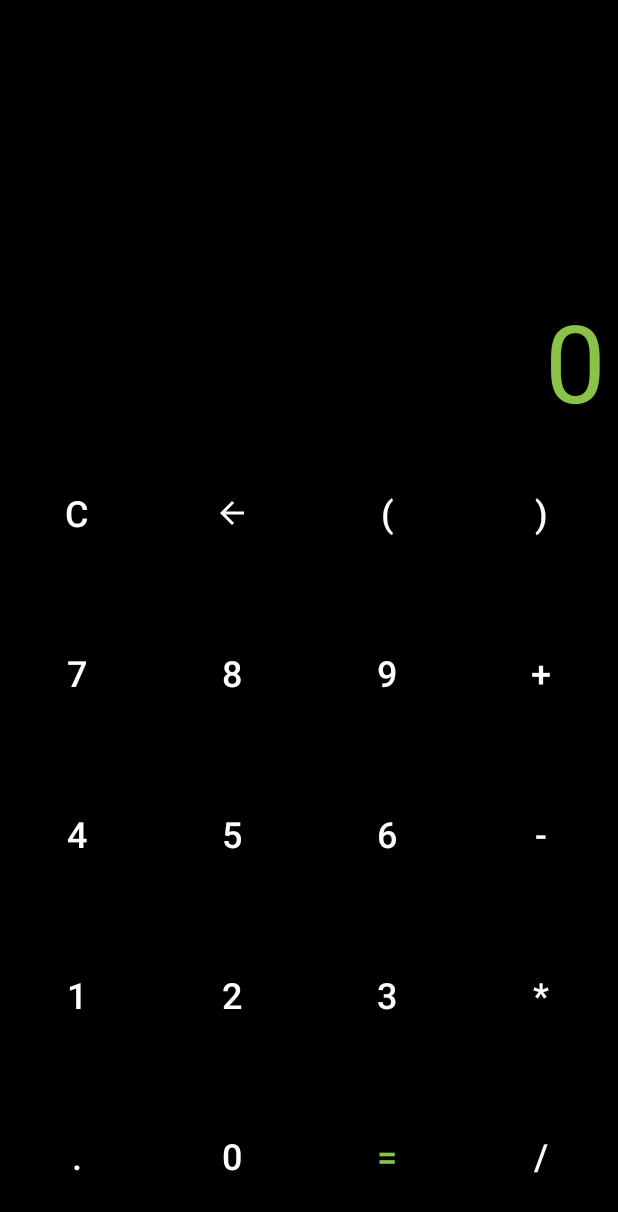
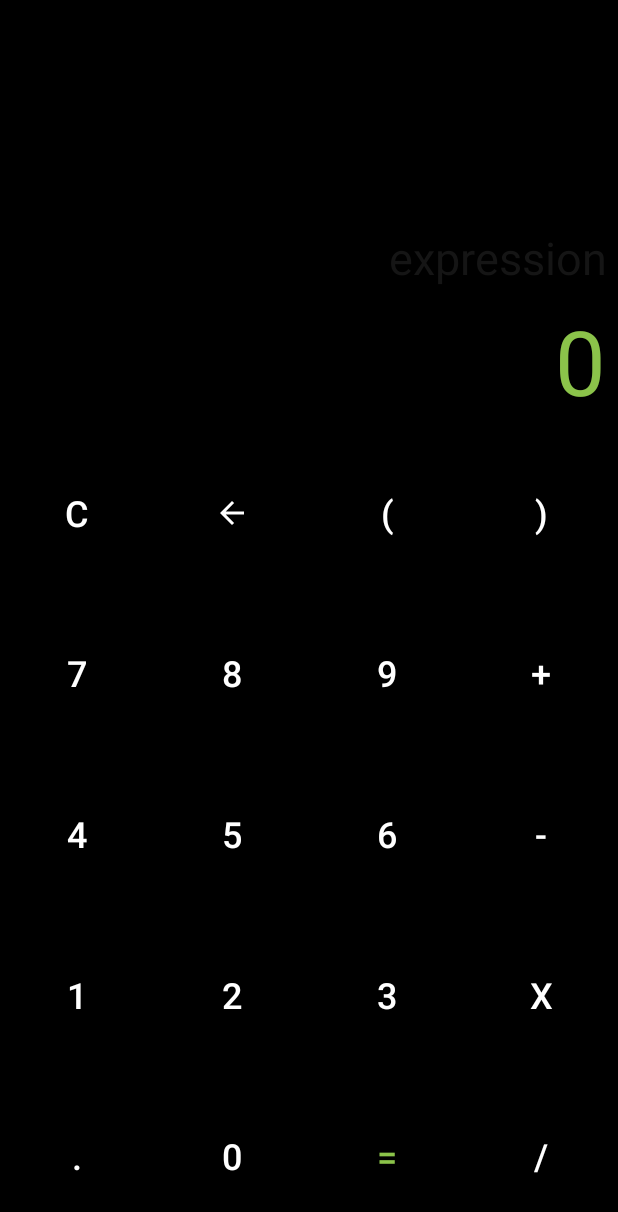
Before and after one commit to raininforest/Calculator, an Android app: the screen it shows after launch (MainActivity), on a phone screen of 412 x 824 dp. Shown: the top 1212 px of the screen. Run offline under Robolectric (Android 15) with nearby library versions, the phone set to English and light mode, and no system bars.

Commit message:
gui fixes

```diff
--- a/app/src/main/res/layout/activity_main.xml
+++ b/app/src/main/res/layout/activity_main.xml
@@ -9,42 +9,6 @@
     android:padding="0dp"
     tools:context=".MainActivity">
 
-    <TextView
-        android:id="@+id/expressionTextView"
-        android:layout_width="0dp"
-        android:layout_height="wrap_content"
-        android:layout_marginStart="@dimen/default_margin"
-        android:layout_marginEnd="@dimen/default_margin"
-        android:layout_marginBottom="@dimen/default_margin"
-        android:autofillHints=""
-        android:contentDescription="@string/expressionTextView_text"
-        android:editable="false"
-        android:ems="10"
-        android:gravity="top|end"
-        android:hint="@string/expressionTextView_text"
-        android:inputType="textMultiLine"
-        android:textColor="@color/expression_text_color"
-        android:textSize="@dimen/expression_text_size"
-        app:layout_constraintBottom_toTopOf="@+id/resultTextView"
-        app:layout_constraintEnd_toEndOf="parent"
-        app:layout_constraintStart_toStartOf="parent" />
-
-    <TextView
-        android:id="@+id/resultTextView"
-        android:layout_width="0dp"
-        android:layout_height="wrap_content"
-        android:layout_marginStart="@dimen/default_margin"
-        android:layout_marginEnd="@dimen/default_margin"
-        android:ems="10"
-        android:gravity="end"
-        android:inputType="number"
-        android:text="@string/resultTextView_text"
-        android:textColor="@color/result_text_color"
-        android:textSize="@dimen/result_text_size"
-        app:layout_constraintBottom_toTopOf="@+id/guideline"
-        app:layout_constraintEnd_toEndOf="parent"
-        app:layout_constraintStart_toStartOf="parent" />
-
     <androidx.constraintlayout.widget.Guideline
         android:id="@+id/guideline"
         android:layout_width="wrap_content"
@@ -53,6 +17,7 @@
         app:layout_constraintGuide_percent="0.35" />
 
     <TableLayout
+        android:id="@+id/tableLayout"
         android:layout_width="0dp"
         android:layout_height="0dp"
         android:layout_margin="0dp"
@@ -325,7 +290,42 @@
                 android:text="@string/divide_text"
                 android:textSize="@dimen/button_text_size" />
         </TableRow>
-
     </TableLayout>
 
+    <TextView
+        android:id="@+id/expressionTextView"
+        android:layout_width="0dp"
+        android:layout_height="wrap_content"
+        android:layout_marginStart="@dimen/default_margin"
+        android:layout_marginEnd="@dimen/default_margin"
+        android:layout_marginBottom="@dimen/default_margin"
+        android:autofillHints=""
+        android:ems="10"
+        android:gravity="end"
+        android:hint="@string/expressionTextView_text"
+        android:textColor="@color/expression_text_color"
+        android:textColorHint="@color/hint_text_color"
+        android:textSize="@dimen/expression_text_size"
+        app:layout_constraintBottom_toTopOf="@+id/resultTextView"
+        app:layout_constraintEnd_toEndOf="parent"
+        app:layout_constraintStart_toStartOf="parent" />
+
+    <TextView
+        android:id="@+id/resultTextView"
+        android:layout_width="0dp"
+        android:layout_height="wrap_content"
+        android:layout_gravity="bottom"
+        android:layout_marginStart="@dimen/default_margin"
+        android:layout_marginEnd="@dimen/default_margin"
+        android:layout_marginBottom="@dimen/default_margin"
+        android:ems="10"
+        android:gravity="end"
+        android:text="@string/resultTextView_text"
+        android:textColor="@color/result_text_color"
+        android:textSize="@dimen/result_text_size"
+        app:layout_constraintBottom_toTopOf="@+id/guideline"
+        app:layout_constraintEnd_toEndOf="parent"
+        app:layout_constraintHorizontal_bias="0.571"
+        app:layout_constraintStart_toStartOf="parent" />
+
 </androidx.constraintlayout.widget.ConstraintLayout>
--- a/app/src/main/res/values/colors.xml
+++ b/app/src/main/res/values/colors.xml
@@ -1,7 +1,7 @@
 <?xml version="1.0" encoding="utf-8"?>
 <resources>
     <color name="black">#FF000000</color>
-    <color name="hint_text_color">#80151515</color>
+    <color name="hint_text_color">#80292929</color>
     <color name="expression_text_color">#FFFFFF</color>
     <color name="white">#FFFFFFFF</color>
     <color name="result_text_color">#8BC34A</color>
--- a/app/src/main/res/values/dimens.xml
+++ b/app/src/main/res/values/dimens.xml
@@ -1,7 +1,7 @@
 <?xml version="1.0" encoding="utf-8"?>
 <resources>
     <dimen name="default_margin">8dp</dimen>
-    <dimen name="result_text_size">72sp</dimen>
-    <dimen name="expression_text_size">40sp</dimen>
+    <dimen name="result_text_size">60sp</dimen>
+    <dimen name="expression_text_size">30sp</dimen>
     <dimen name="button_text_size">24sp</dimen>
 </resources>
--- a/app/src/main/res/values/strings.xml
+++ b/app/src/main/res/values/strings.xml
@@ -25,7 +25,7 @@
 
     <string name="plus_text">+</string>
     <string name="minus_text">-</string>
-    <string name="multiply_text">*</string>
+    <string name="multiply_text">x</string>
     <string name="divide_text">/</string>
 
     <string name="error_result">ERROR</string>
```
